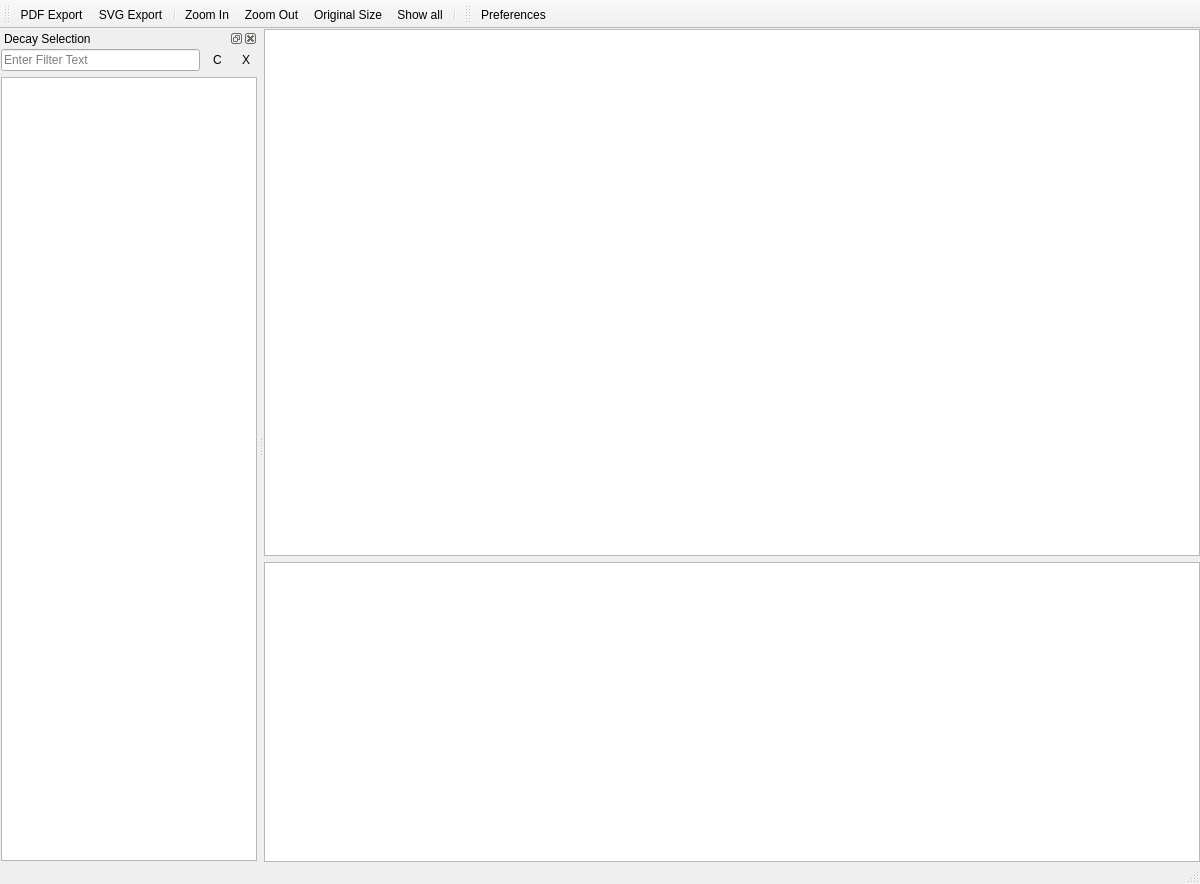
Old version of the form source/Nuclei.ui in the repository martukas/nuclei.
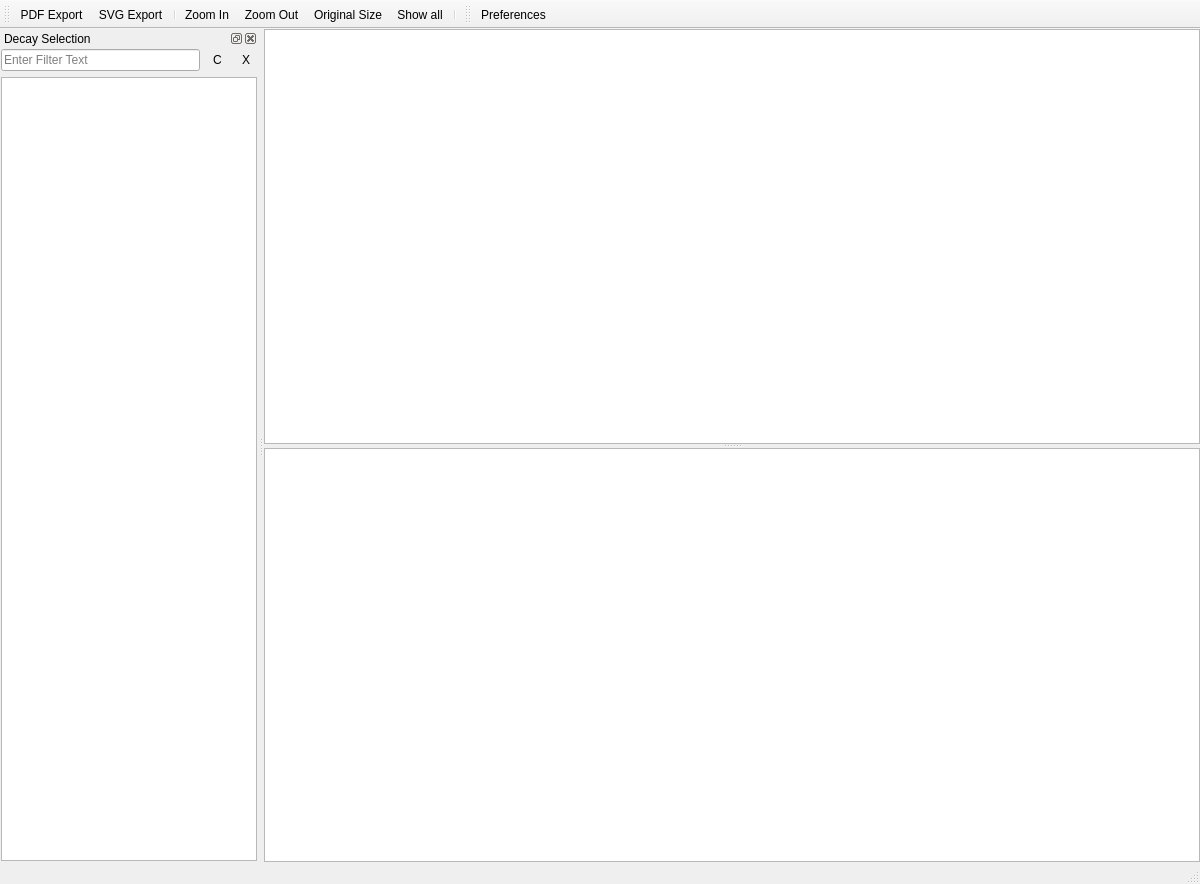
New version of the form. Icons and pictures are not drawn. Custom widgets are drawn as their Qt base class.

The edit to the form file:
```diff
--- a/source/Nuclei.ui
+++ b/source/Nuclei.ui
@@ -37,6 +37,10 @@
     <item>
      <layout class="QVBoxLayout" name="verticalLayout_2">
       <item>
+       <widget class="QSplitter" name="splitter">
+        <property name="orientation">
+         <enum>Qt::Vertical</enum>
+        </property>
        <widget class="QGraphicsView" name="decayView">
         <property name="sizePolicy">
          <sizepolicy hsizetype="Expanding" vsizetype="Expanding">
@@ -45,13 +49,11 @@
          </sizepolicy>
         </property>
        </widget>
-      </item>
-      <item>
        <widget class="QTextBrowser" name="textBrowser">
         <property name="maximumSize">
          <size>
           <width>16777215</width>
-          <height>300</height>
+           <height>16777215</height>
          </size>
         </property>
         <property name="font">
@@ -59,6 +61,7 @@
           <pointsize>17</pointsize>
          </font>
         </property>
+        </widget>
        </widget>
       </item>
      </layout>
```
Lines whose indentation alone changed are shown as unchanged.
